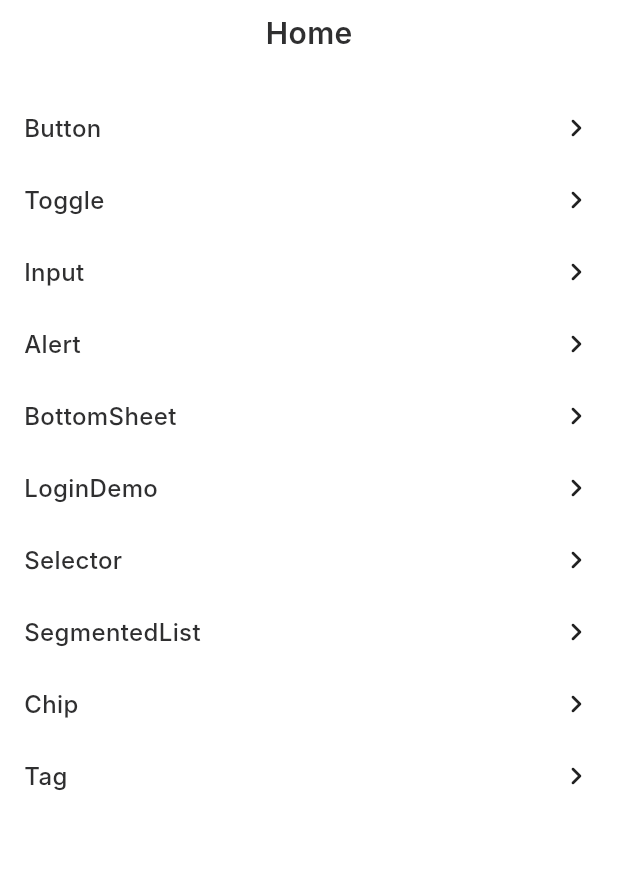
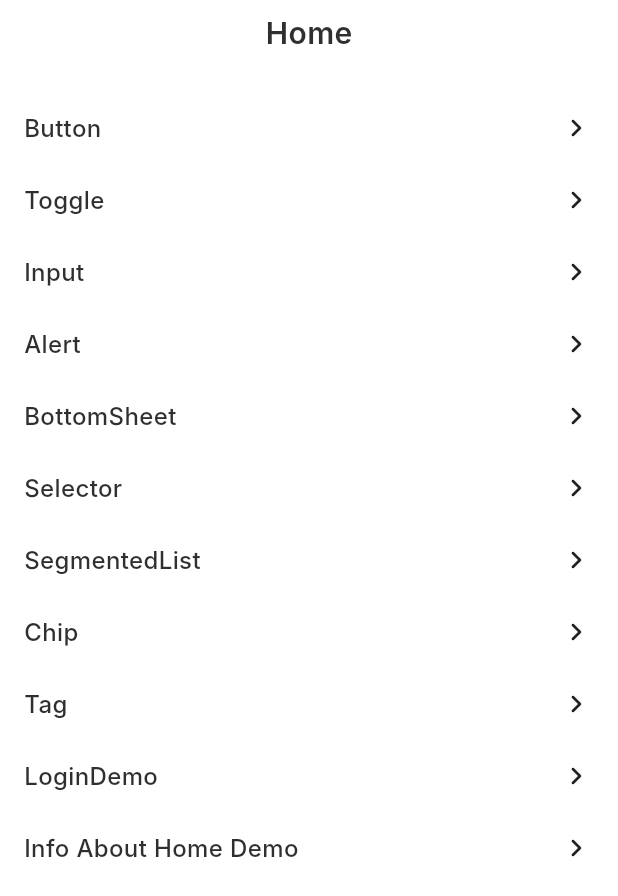
Before and after one commit to ShoshiDeveloper/shoshi_ui, a Flutter app: the screen it shows after launch, on a phone screen of 412 x 824 dp. Shown: the top 896 px of the screen. Run offline on Flutter 3.47's test engine with Material 3 defaults, Android fonts, the phone set to English and light mode, and no system bars; our stand-ins replace flutter_svg, skeletonizer; Roboto replaces fonts that are missing (Inter).

Commit message:
feat: new demo case

```diff
--- a/example/lib/main.dart
+++ b/example/lib/main.dart
@@ -1,5 +1,6 @@
 import 'dart:async';
 
+import 'package:example/demo/full_pages/home_edit_demo.dart';
 import 'package:example/demo/full_pages/login_demo.dart';
 import 'package:example/demo/pages/alert_demo.dart';
 import 'package:example/demo/pages/bottom_sheet_demo.dart';
@@ -49,11 +50,12 @@ class _HomePageState extends State<HomePage> {
     'Input': InputDemo(),
     'Alert': AlertDemo(),
     'BottomSheet': BottomSheetDemo(),
-    'LoginDemo': LoginDemo(),
     'Selector': SelectorDemo(),
     'SegmentedList': SegmentedListDemo(),
     'Chip': ChipDemo(),
     'Tag': TagDemo(),
+    'LoginDemo': LoginDemo(),
+    'Info About Home Demo': InfoAboutHomeDemo(),
   };
 
   @override
--- a/lib/src/widgets/app_bar/app_bar.dart
+++ b/lib/src/widgets/app_bar/app_bar.dart
@@ -8,12 +8,18 @@ class SAppBarTrailing {
 }
 
 class SAppBar extends StatelessWidget implements PreferredSizeWidget {
-  const SAppBar({super.key, this.leading, this.onTapLeading, this.title, this.trailing});
+  const SAppBar({super.key, this.leading, this.onTapLeading, this.title, this.trailing})
+    : isPop = false;
+  const SAppBar.pop({super.key, this.leading, this.title, this.trailing})
+    : onTapLeading = null,
+      isPop = true;
 
   final SIconData? leading;
   final VoidCallback? onTapLeading;
   final String? title;
   final List<SAppBarTrailing>? trailing;
+
+  final bool isPop;
 
   @override
   Widget build(final BuildContext context) {
@@ -28,10 +34,10 @@ class SAppBar extends StatelessWidget implements PreferredSizeWidget {
             Container(
               width: 56,
               alignment: Alignment.centerLeft,
-              child: leading != null
+              child: leading != null || isPop
                   ? GestureDetector(
-                      onTap: onTapLeading,
-                      child: SIcon(icon: leading!),
+                      onTap: isPop ? context.pop : onTapLeading,
+                      child: SIcon(icon: leading ?? SIconsOutlined.leftChevron),
                     )
                   : null,
             ),
--- a/lib/src/widgets/bottom_sheet/bottom_sheet.dart
+++ b/lib/src/widgets/bottom_sheet/bottom_sheet.dart
@@ -44,6 +44,7 @@ sealed class SBottomSheet extends StatelessWidget {
     final SBottomSheetHeader header,
     final Widget? bottom,
   }) = _SBottomSheetNotScrollable;
+
   const factory SBottomSheet.scrollable({
     required final List<Widget> children,
     final SBottomSheetHeader header,
```
Also changed, not shown: example/lib/demo/full_pages/home_edit_demo.dart (added, +87 -0 lines).
